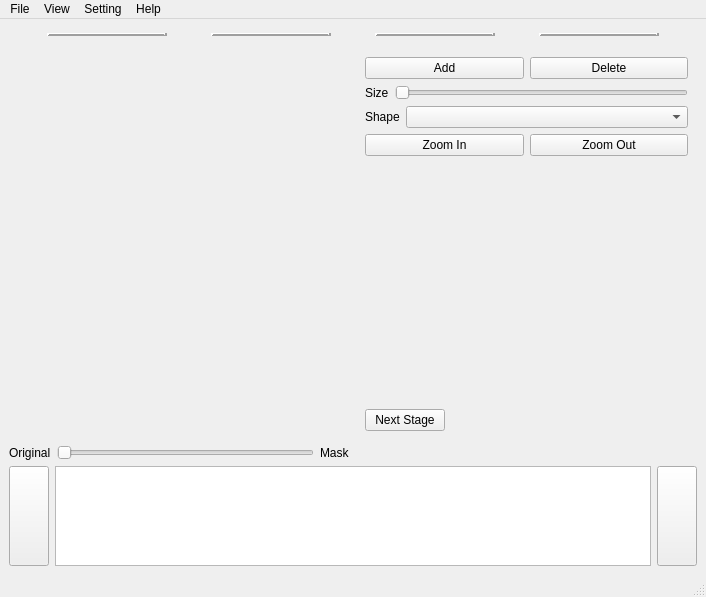
Above: src/resources/ui/main.ui from TUD-IMB/Crackpot before the change. Below: the same form after it.
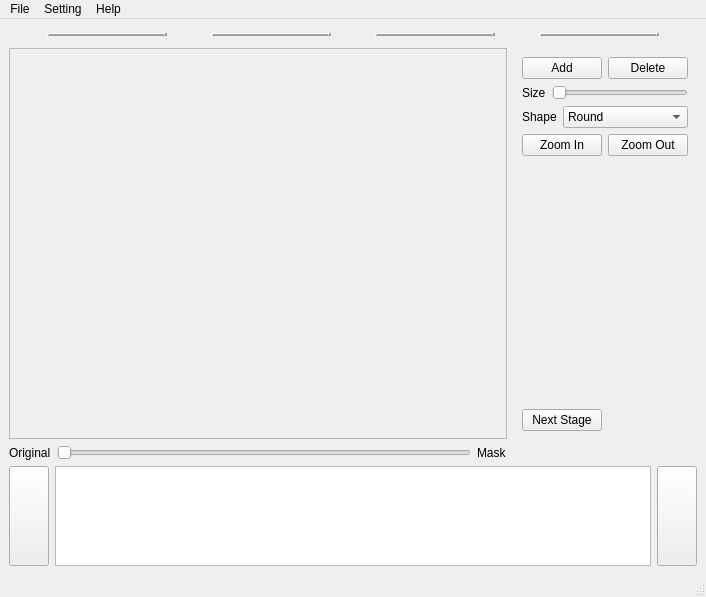
That is the form after the change. The open tabs and pages were chosen to show the change. Icons and pictures are not drawn.

Commit message: Add brush size, shape selection and zoom in/out function.

```diff
--- a/src/resources/ui/main.ui
+++ b/src/resources/ui/main.ui
@@ -266,7 +266,7 @@
        </layout>
       </item>
       <item>
-       <layout class="QHBoxLayout" name="horizontalLayout_2" stretch="0,0">
+       <layout class="QHBoxLayout" name="horizontalLayout_2" stretch="3,1">
         <property name="leftMargin">
          <number>0</number>
         </property>
@@ -276,6 +276,21 @@
         <item>
          <layout class="QVBoxLayout" name="verticalLayout_3">
           <item>
+           <widget class="QScrollArea" name="scrollArea">
+            <property name="widgetResizable">
+             <bool>true</bool>
+            </property>
+            <widget class="QWidget" name="scrollAreaWidgetContents">
+             <property name="geometry">
+              <rect>
+               <x>0</x>
+               <y>0</y>
+               <width>484</width>
+               <height>213</height>
+              </rect>
+             </property>
+             <layout class="QVBoxLayout" name="verticalLayout_13">
+              <item>
            <widget class="QLabel" name="imageLabel">
             <property name="sizePolicy">
              <sizepolicy hsizetype="Expanding" vsizetype="Expanding">
@@ -303,6 +318,10 @@
             </property>
            </widget>
           </item>
+             </layout>
+            </widget>
+           </widget>
+          </item>
           <item>
            <layout class="QHBoxLayout" name="horizontalLayout_3">
             <property name="topMargin">
@@ -506,6 +525,16 @@
                       <verstretch>0</verstretch>
                      </sizepolicy>
                     </property>
+                    <item>
+                     <property name="text">
+                      <string>Round</string>
+                     </property>
+                    </item>
+                    <item>
+                     <property name="text">
+                      <string>Square</string>
+                     </property>
+                    </item>
                    </widget>
                   </item>
                  </layout>
@@ -765,14 +794,7 @@
     <addaction name="menuModel"/>
     <addaction name="menuLanguage"/>
    </widget>
-   <widget class="QMenu" name="menuView">
-    <property name="title">
-     <string>View</string>
-    </property>
-    <addaction name="actionTool"/>
-   </widget>
    <addaction name="menuFile"/>
-   <addaction name="menuView"/>
    <addaction name="menuSetting"/>
    <addaction name="menuHelp"/>
   </widget>
```
Left out of the diff: 77 changed lines with no effect on the pictures. Lines whose indentation alone changed are shown as unchanged. The commit also changes 2 other files.
